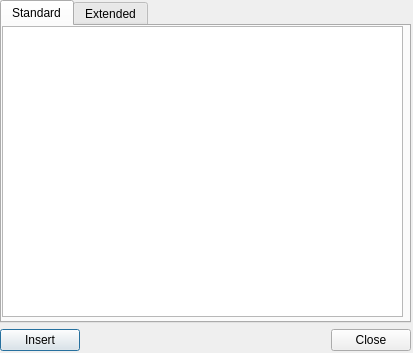
First picture: the form in ui/emoticons.ui, repository gitter-badger/simplechatclient, before the edit.
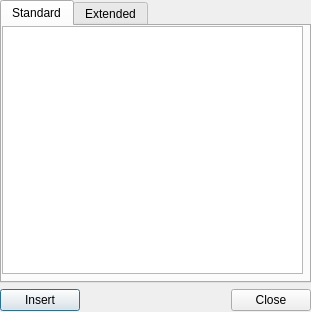
Second picture: the form after the edit. Icons and pictures are not drawn.

```diff
--- a/ui/emoticons.ui
+++ b/ui/emoticons.ui
@@ -6,20 +6,20 @@
    <rect>
     <x>0</x>
     <y>0</y>
-    <width>413</width>
-    <height>353</height>
+    <width>311</width>
+    <height>312</height>
    </rect>
   </property>
   <property name="minimumSize">
    <size>
-    <width>413</width>
-    <height>353</height>
+    <width>311</width>
+    <height>312</height>
    </size>
   </property>
   <property name="maximumSize">
    <size>
-    <width>413</width>
-    <height>353</height>
+    <width>311</width>
+    <height>312</height>
    </size>
   </property>
   <property name="windowTitle">
@@ -34,8 +34,8 @@
     <rect>
      <x>0</x>
      <y>0</y>
-     <width>411</width>
-     <height>351</height>
+     <width>311</width>
+     <height>311</height>
     </rect>
    </property>
    <layout class="QVBoxLayout" name="verticalLayout">
@@ -53,8 +53,8 @@
          <rect>
           <x>0</x>
           <y>0</y>
-          <width>401</width>
-          <height>291</height>
+          <width>301</width>
+          <height>248</height>
          </rect>
         </property>
         <property name="dragDropMode">
```
Left out of the diff: 10 changed lines with no effect on the pictures.
